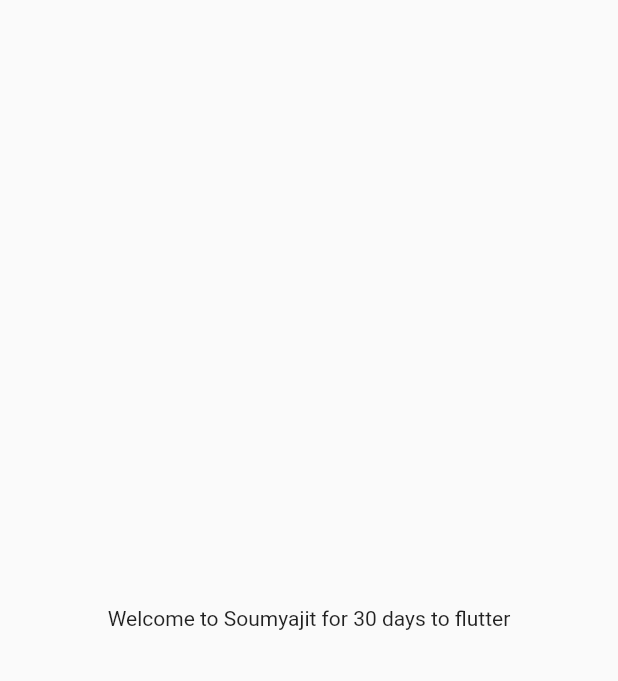
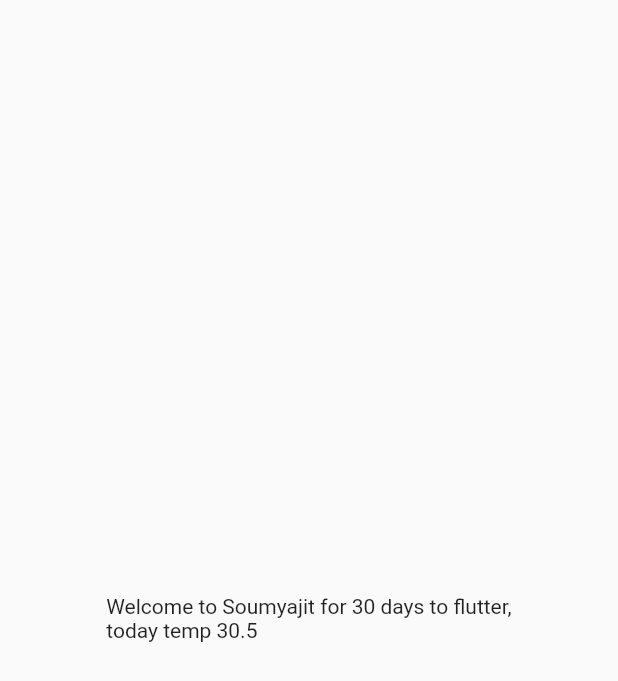
Before and after one commit to Soumyaguddu/New_app, a Flutter app: the screen it shows after launch, on a phone screen of 412 x 824 dp. Shown: the top 681 px of the screen. Run offline on Flutter 3.47's test engine with Material 2 defaults, Android fonts, the phone set to English and light mode, and no system bars.

Commit message:
Second Commit

```diff
--- a/lib/main.dart
+++ b/lib/main.dart
@@ -9,10 +9,12 @@ class MyApp extends StatelessWidget {
   Widget build(BuildContext context) {
      int days=30;
      String name="Soumyajit";
+     num temp=30.5;
+     var nameNow="Soumyajit";
     return MaterialApp(
       home:Material(
         child: Center(
-          child:  Text("Welcome to $name for $days days to flutter"),
+          child:  Text("Welcome to $nameNow for $days days to flutter,\ntoday temp $temp"),
         ),
       ) ,
     );
```
